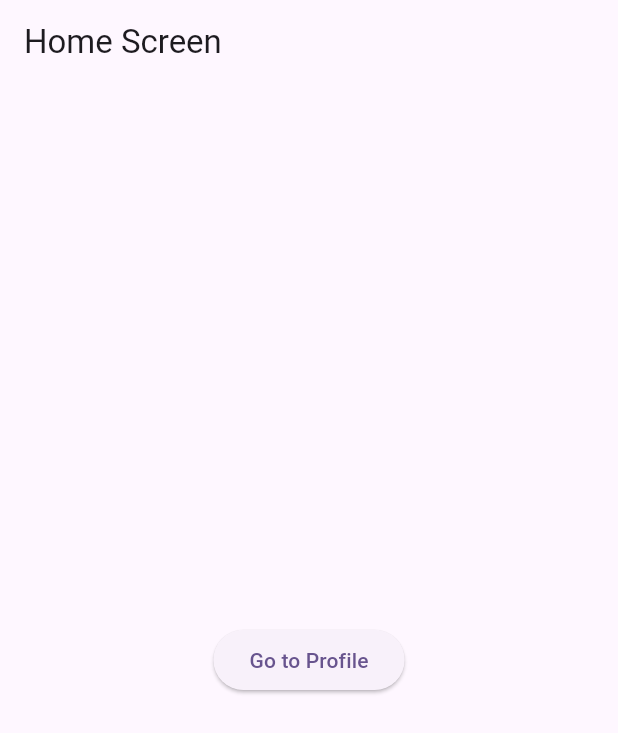
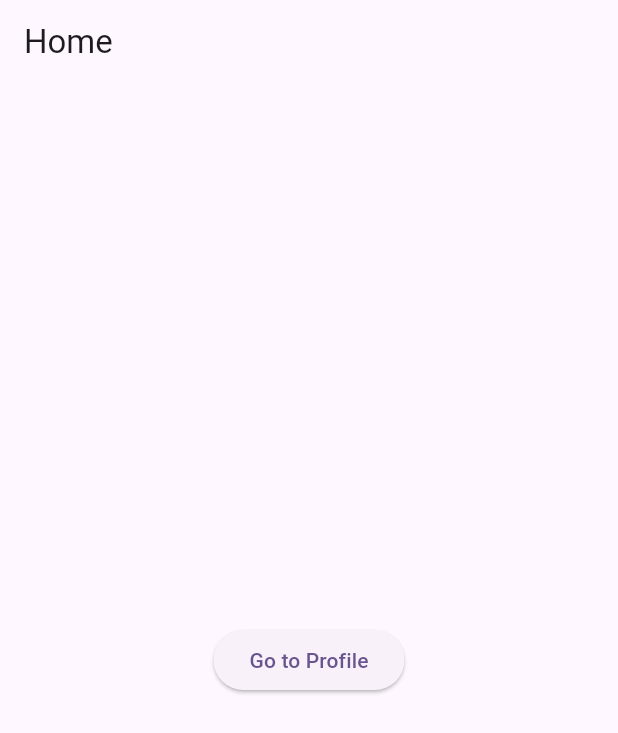
Before and after one commit to Laahiri31/Expense_tracker, a Flutter app: the HomeScreen screen opened directly, on a phone screen of 412 x 824 dp. Shown: the top 733 px of the screen. Run offline on Flutter 3.47's test engine with Material 3 defaults, Android fonts, the phone set to English and light mode, and no system bars; our stand-ins replace fl_chart; statements that could not run were skipped.

Commit message:
profile page

```diff
--- a/lib/screens/profile.dart
+++ b/lib/screens/profile.dart
@@ -6,7 +6,7 @@ class HomeScreen extends StatelessWidget {
   Widget build(BuildContext context) {
     return Scaffold(
       appBar: AppBar(
-        title: Text('Home Screen'),
+        title: Text('Home'),
       ),
       body: Center(
         child: ElevatedButton(
@@ -39,7 +39,8 @@ class UserProfile extends StatelessWidget {
           children: <Widget>[
             CircleAvatar(
               radius: 50,
-              backgroundImage: AssetImage('assets/profile_picture.png'), // Add your profile picture here
+              backgroundImage: AssetImage(
+                  'assets/profile_picture.png'), // Add your profile picture here
             ),
             SizedBox(height: 20),
             Text(
```
